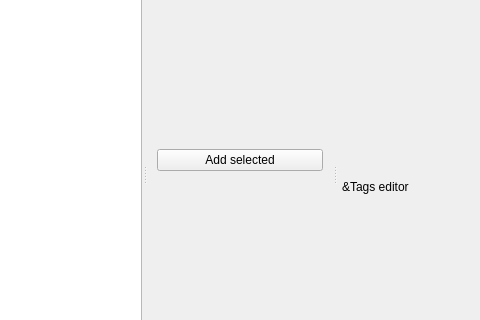
Kicer86/photobroom, file src/gui/desktop/ui/photos_add_dialog.ui: the form before one commit; both pictures show x 260 to 740 and y 190 to 510 of the 1000 by 750 pixel window.
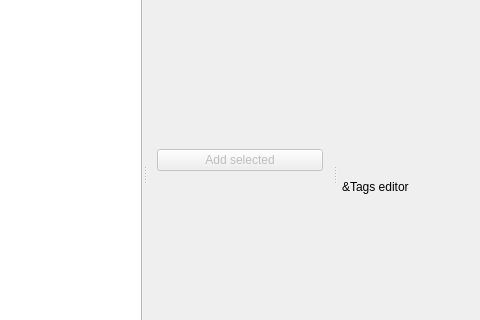
The form after the commit. Icons and pictures are not drawn. Custom widgets are drawn as their Qt base class.

Commit message: gui: ui: PhotosAddDialog: enablig/disabling "addSelectionButton" when selection changes

What changed in the file:
```diff
--- a/src/gui/desktop/ui/photos_add_dialog.ui
+++ b/src/gui/desktop/ui/photos_add_dialog.ui
@@ -43,6 +43,9 @@
     </item>
     <item>
      <widget class="QPushButton" name="addSelectionButton">
+      <property name="enabled">
+       <bool>false</bool>
+      </property>
       <property name="text">
        <string>Add selected</string>
       </property>
```
The commit also changes 2 other files.
